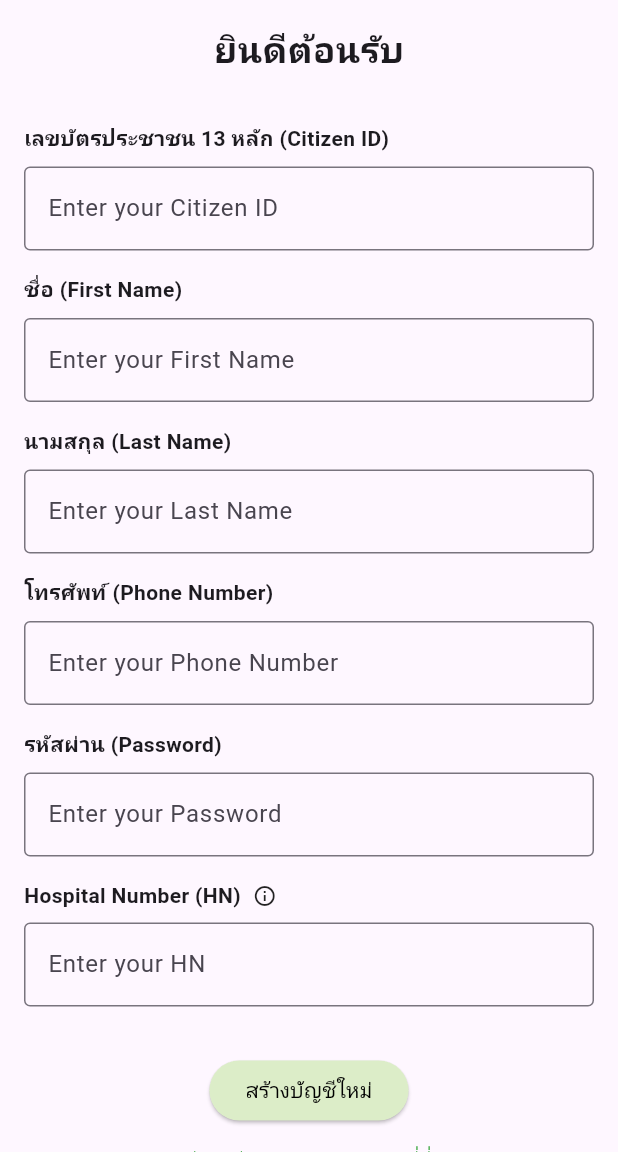
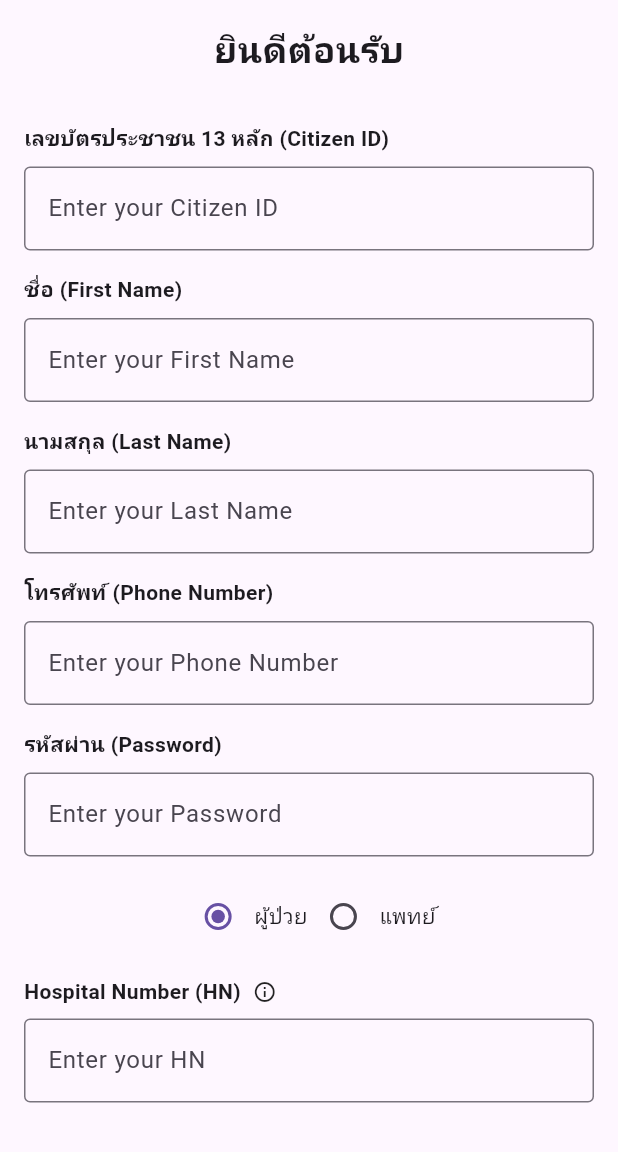
Before and after one commit to nightyneko/therapeia, a Flutter app: the RegisterPage screen opened directly, on a phone screen of 412 x 824 dp, the part 84-1236 px from its top. Run offline on Flutter 3.47's test engine with Material 3 defaults, Android fonts, the phone set to English and light mode, and no system bars.

Commit message:
feat(register): add role-specific fields and form (#6)
Convert RegisterPage to StatefulWidget, adding a Form and controllers.
Introduce UserRole enum with radio selector for patient and doctor.
Render HN field only for patients with tooltip; doctors enter license.
Extract _RoleSelector and _PatientSpecificField for clarity.
Wire CustomTextField to optional controller for state handling.
Use TextFormField for HN and add consts, spacing, and import cleanup.
Prepares validation and submission logic without changing behavior.

```diff
--- a/flutter_frontend/lib/register_page.dart
+++ b/flutter_frontend/lib/register_page.dart
@@ -1,8 +1,27 @@
 import 'package:flutter/material.dart';
+import 'widgets/custom_button.dart';
 import 'widgets/custom_textfield.dart';
-import 'widgets/custom_button.dart';
 
-class RegisterPage extends StatelessWidget {
+class RegisterPage extends StatefulWidget {
+  const RegisterPage({super.key});
+
+  @override
+  _RegisterPageState createState() => _RegisterPageState();
+}
+
+enum UserRole { patient, doctor }
+
+class _RegisterPageState extends State<RegisterPage> {
+  final _formKey = GlobalKey<FormState>();
+  final _citizenIdController = TextEditingController();
+  final _firstNameController = TextEditingController();
+  final _lastNameController = TextEditingController();
+  final _phoneController = TextEditingController();
+  final _passwordController = TextEditingController();
+  final _roleSpecificController = TextEditingController();
+
+  UserRole _selectedRole = UserRole.patient;
+
   @override
   Widget build(BuildContext context) {
     return Scaffold(
@@ -14,41 +33,134 @@ class RegisterPage extends StatelessWidget {
       body: SingleChildScrollView(
         child: Padding(
           padding: const EdgeInsets.all(16.0),
+          child: Form(
+            key: _formKey,
             child: Column(
               mainAxisAlignment: MainAxisAlignment.center,
               children: [
-              Text(
+                const Text(
                   'ยินดีต้อนรับ',
                   style: TextStyle(fontSize: 24, fontWeight: FontWeight.bold),
                 ),
-              SizedBox(height: 32.0),
+                const SizedBox(height: 32.0),
                 CustomTextField(
+                  controller: _citizenIdController,
                   labelText: 'เลขบัตรประชาชน 13 หลัก (Citizen ID)',
                   hintText: 'Enter your Citizen ID',
                 ),
-              SizedBox(height: 16.0),
+                const SizedBox(height: 16.0),
                 CustomTextField(
+                  controller: _firstNameController,
                   labelText: 'ชื่อ (First Name)',
                   hintText: 'Enter your First Name',
                 ),
-              SizedBox(height: 16.0),
+                const SizedBox(height: 16.0),
                 CustomTextField(
+                  controller: _lastNameController,
                   labelText: 'นามสกุล (Last Name)',
                   hintText: 'Enter your Last Name',
                 ),
-              SizedBox(height: 16.0),
+                const SizedBox(height: 16.0),
                 CustomTextField(
+                  controller: _phoneController,
                   labelText: 'โทรศัพท์ (Phone Number)',
                   hintText: 'Enter your Phone Number',
                 ),
-              SizedBox(height: 16.0),
+                const SizedBox(height: 16.0),
                 CustomTextField(
+                  controller: _passwordController,
                   labelText: 'รหัสผ่าน (Password)',
                   hintText: 'Enter your Password',
                   obscureText: true,
                 ),
-              SizedBox(height: 16.0),
-              Row(
+                const SizedBox(height: 16.0),
+                _RoleSelector(
+                  selectedRole: _selectedRole,
+                  onRoleChanged: (role) {
+                    if (role != null) {
+                      setState(() {
+                        _selectedRole = role;
+                        _roleSpecificController.clear();
+                      });
+                    }
+                  },
+                ),
+                const SizedBox(height: 16.0),
+                if (_selectedRole == UserRole.patient)
+                  _PatientSpecificField(controller: _roleSpecificController)
+                else
+                  CustomTextField(
+                    controller: _roleSpecificController,
+                    labelText: 'เลขเวชกรรม',
+                    hintText: 'Enter your Medical License Number',
+                  ),
+                const SizedBox(height: 32.0),
+                CustomButton(
+                  text: 'สร้างบัญชีใหม่',
+                  onPressed: () {
+                    // TODO: Add registration logic
+                    // if (_formKey.currentState!.validate()) { ... }
+                    Navigator.pop(context);
+                  },
+                  color: Colors.lightGreen[100],
+                  textColor: Colors.black,
+                ),
+                TextButton(
+                  onPressed: () {
+                    Navigator.pop(context);
+                  },
+                  child: const Text(
+                    'มีบัญชีอยู่แล้ว เข้าสู่ระบบที่นี่',
+                    style: TextStyle(color: Colors.green),
+                  ),
+                ),
+              ],
+            ),
+          ),
+        ),
+      ),
+    );
+  }
+}
+
+class _RoleSelector extends StatelessWidget {
+  final UserRole selectedRole;
+  final ValueChanged<UserRole?> onRoleChanged;
+
+  const _RoleSelector({required this.selectedRole, required this.onRoleChanged});
+
+  @override
+  Widget build(BuildContext context) {
+    return Row(
+      mainAxisAlignment: MainAxisAlignment.center,
+      children: [
+        Radio<UserRole>(
+          value: UserRole.patient,
+          groupValue: selectedRole,
+          onChanged: onRoleChanged,
+        ),
+        const Text('ผู้ป่วย'),
+        Radio<UserRole>(
+          value: UserRole.doctor,
+          groupValue: selectedRole,
+          onChanged: onRoleChanged,
+        ),
+        const Text('แพทย์'),
+      ],
+    );
+  }
+}
+
+class _PatientSpecificField extends StatelessWidget {
+  final TextEditingController controller;
+  const _PatientSpecificField({required this.controller});
+
+  @override
+  Widget build(BuildContext context) {
+    return Column(
+      crossAxisAlignment: CrossAxisAlignment.start,
+      children: [
+        const Row(
           children: [
             Text(
               'Hospital Number (HN)',
@@ -62,36 +174,15 @@ class RegisterPage extends StatelessWidget {
             ),
           ],
         ),
-              SizedBox(height: 8.0),
-              TextField(
-                decoration: InputDecoration(
+        const SizedBox(height: 8.0),
+        TextFormField(
+          controller: controller,
+          decoration: const InputDecoration(
             hintText: 'Enter your HN',
             border: OutlineInputBorder(),
           ),
         ),
-              SizedBox(height: 32.0),
-              CustomButton(
-                text: 'สร้างบัญชีใหม่',
-                onPressed: () {
-                  // TODO: Add registration logic
-                  Navigator.pop(context);
-                },
-                color: Colors.lightGreen[100],
-                textColor: Colors.black,
-              ),
-              TextButton(
-                onPressed: () {
-                  Navigator.pop(context);
-                },
-                child: Text(
-                  'มีบัญชีอยู่แล้ว เข้าสู่ระบบที่นี่',
-                  style: TextStyle(color: Colors.green),
-                ),
-              ),
       ],
-          ),
-        ),
-      ),
     );
   }
 }
--- a/flutter_frontend/lib/widgets/custom_textfield.dart
+++ b/flutter_frontend/lib/widgets/custom_textfield.dart
@@ -4,12 +4,14 @@ class CustomTextField extends StatelessWidget {
   final String labelText;
   final String hintText;
   final bool obscureText;
+  final TextEditingController? controller;
 
   const CustomTextField({
     Key? key,
     required this.labelText,
     required this.hintText,
     this.obscureText = false,
+    this.controller,
   }) : super(key: key);
 
   @override
@@ -17,9 +19,10 @@ class CustomTextField extends StatelessWidget {
     return Column(
       crossAxisAlignment: CrossAxisAlignment.start,
       children: [
-        Text(labelText, style: TextStyle(fontWeight: FontWeight.bold)),
-        SizedBox(height: 8.0),
+        Text(labelText, style: const TextStyle(fontWeight: FontWeight.bold)),
+        const SizedBox(height: 8.0),
         TextField(
+          controller: controller,
           obscureText: obscureText,
           decoration: InputDecoration(
             hintText: hintText,
```
Lines whose indentation alone changed are shown as unchanged.
